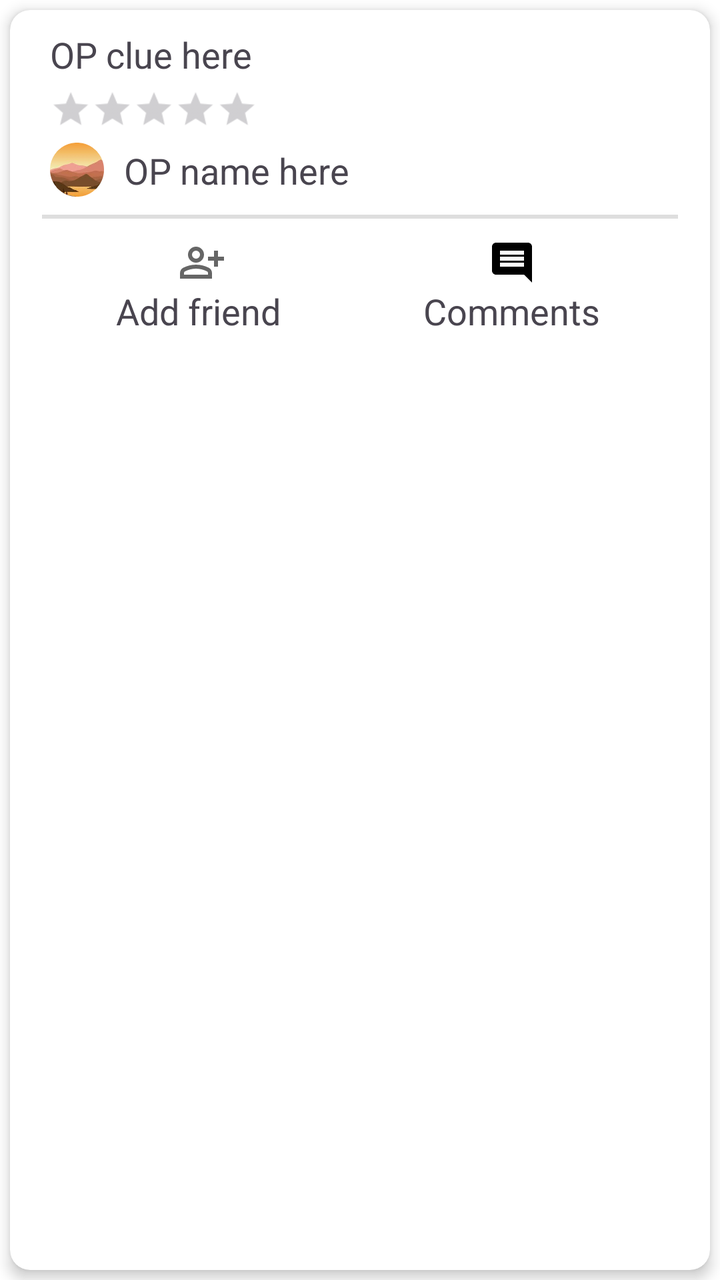
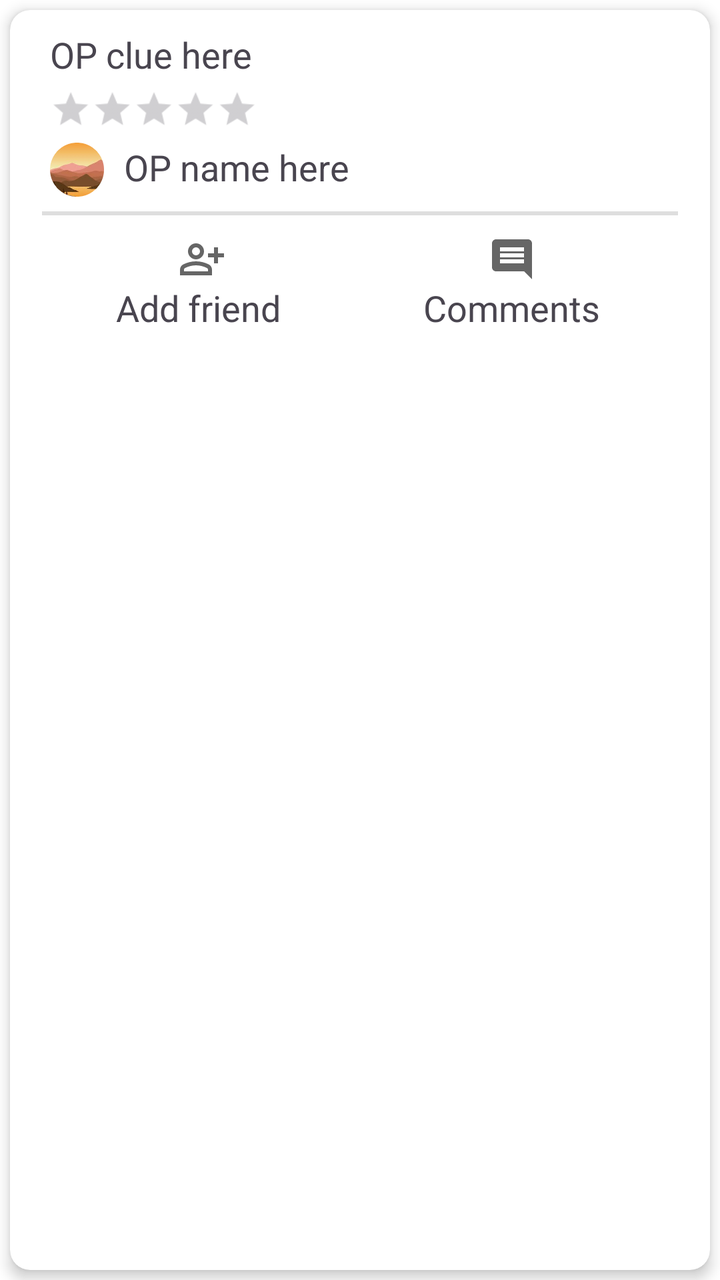

Compare the two renders of this Android layout. The source of the first and the diff that turns it into the second are given below.
<!-- AndroidManifest.xml: application theme Theme.TheApp -->
<!-- res/layout/post_preview.xml -->
<?xml version="1.0" encoding="utf-8"?>
<LinearLayout xmlns:android="http://schemas.android.com/apk/res/android"
    android:layout_width="match_parent"
    android:layout_height="wrap_content"
    xmlns:app="http://schemas.android.com/apk/res-auto">

    <androidx.cardview.widget.CardView
        android:layout_width="match_parent"
        android:layout_height="match_parent"
        app:cardCornerRadius="10dp"
        android:layout_margin="5dp"
        app:cardElevation="4dp"
        android:clickable="false"
        android:focusable="false"
        android:foreground="?attr/selectableItemBackground">

        <RelativeLayout
            android:layout_width="match_parent"
            android:layout_height="match_parent"
            android:orientation="vertical">

            <TextView
                android:id="@+id/postClue"
                android:layout_width="match_parent"
                android:layout_height="wrap_content"
                android:textSize="18sp"
                android:text="@string/default_op_clue"
                android:layout_marginStart="20dp"
                android:layout_marginEnd="20dp"
                android:layout_marginTop="10dp"
                android:maxLines="2"/>

            <RatingBar
                android:layout_width="wrap_content"
                android:layout_height="wrap_content"
                android:layout_below="@id/postClue"
                android:layout_marginStart="20dp"
                android:layout_marginTop="5dp"
                style="?android:attr/ratingBarStyleSmall"
                android:scaleX="1.3"
                android:scaleY="1.3"
                android:transformPivotX="0dp"
                android:transformPivotY="0dp"
                android:id="@+id/postRatingStars"
                android:stepSize="0.5"
                android:isIndicator="true"/>

            <ImageView
                android:id="@+id/postOPPic"
                android:layout_width="27dp"
                android:layout_height="27dp"
                android:layout_marginTop="11dp"
                android:layout_below="@id/postRatingStars"
                android:layout_marginStart="20dp"
                android:src="@drawable/ic_profile"/>

            <TextView
                android:id="@+id/postOP"
                android:layout_below="@id/postRatingStars"
                android:layout_toEndOf="@id/postOPPic"
                android:layout_width="match_parent"
                android:layout_height="wrap_content"
                android:focusable="true"
                android:clickable="true"
                android:textSize="18sp"
                android:text="@string/default_op_name"
                android:layout_marginTop="12.5dp"
                android:layout_marginStart="10dp"
                android:layout_marginEnd="100dp" />






















            <ImageView
                android:id="@+id/divHorizontal"
                android:layout_width="match_parent"
                android:layout_height="2dp"
                android:layout_below="@id/postOP"
                android:layout_marginTop="10dp"
                android:src="@color/divider_color"
                android:layout_marginHorizontal="16dp"/>

            <ImageView
                android:id="@+id/addFriendImage"
                android:clickable="true"
                android:focusable="true"
                android:layout_width="24dp"
                android:layout_height="24dp"
                android:layout_marginStart="84dp"
                android:src="@drawable/ic_add_friend"
                android:layout_below="@id/divHorizontal"
                android:layout_marginTop="10dp"/>

            <TextView
                android:id="@+id/addFriendText"
                android:layout_width="wrap_content"
                android:layout_height="wrap_content"
                android:textSize="18sp"
                android:layout_marginBottom="10dp"
                android:layout_marginStart="53dp"
                android:layout_below="@id/addFriendImage"
                android:text="@string/add_friend"/>

            <ImageView
                android:id="@+id/commentImage"
                android:clickable="true"
                android:focusable="true"
                android:layout_width="24dp"
                android:layout_height="24dp"
                android:layout_alignParentEnd="true"
                android:layout_marginEnd="87dp"
                android:src="@drawable/baseline_comment_24"
                android:layout_below="@id/divHorizontal"
                android:layout_marginTop="10dp"/>

            <TextView
                android:layout_width="wrap_content"
                android:layout_height="wrap_content"
                android:textSize="18sp"
                android:layout_alignParentEnd="true"
                android:layout_marginBottom="10dp"
                android:layout_marginEnd="55dp"
                android:layout_below="@id/commentImage"
                android:text="@string/comment_button"/>

        </RelativeLayout>

    </androidx.cardview.widget.CardView>

</LinearLayout>
<!-- resources referenced by this layout -->
<resources>
  <color name="divider_color">#DEDEDE</color>
  <!-- drawable baseline_comment_24 (drawable) -->
  <vector xmlns:android="http://schemas.android.com/apk/res/android" android:autoMirrored="true" android:height="24dp" android:tint="#000000" android:viewportHeight="24" android:viewportWidth="24" android:width="24dp">
        
      <path android:fillColor="@android:color/white" android:pathData="M21.99,4c0,-1.1 -0.89,-2 -1.99,-2L4,2c-1.1,0 -2,0.9 -2,2v12c0,1.1 0.9,2 2,2h14l4,4 -0.01,-18zM18,14L6,14v-2h12v2zM18,11L6,11L6,9h12v2zM18,8L6,8L6,6h12v2z"/>
      
  </vector>
  <!-- drawable ic_add_friend (drawable-anydpi) -->
  <vector xmlns:android="http://schemas.android.com/apk/res/android"
      android:width="24dp"
      android:height="24dp"
      android:viewportWidth="960"
      android:viewportHeight="960"
      android:tint="@color/primary"
      android:alpha="0.6">
    <path
        android:fillColor="@android:color/white"
        android:pathData="M720,560L720,440L600,440L600,360L720,360L720,240L800,240L800,360L920,360L920,440L800,440L800,560L720,560ZM247,433Q200,386 200,320Q200,254 247,207Q294,160 360,160Q426,160 473,207Q520,254 520,320Q520,386 473,433Q426,480 360,480Q294,480 247,433ZM40,800L40,688Q40,654 57.5,625.5Q75,597 104,582Q166,551 230,535.5Q294,520 360,520Q426,520 490,535.5Q554,551 616,582Q645,597 662.5,625.5Q680,654 680,688L680,800L40,800ZM120,720L600,720L600,688Q600,677 594.5,668Q589,659 580,654Q526,627 471,613.5Q416,600 360,600Q304,600 249,613.5Q194,627 140,654Q131,659 125.5,668Q120,677 120,688L120,720ZM416.5,376.5Q440,353 440,320Q440,287 416.5,263.5Q393,240 360,240Q327,240 303.5,263.5Q280,287 280,320Q280,353 303.5,376.5Q327,400 360,400Q393,400 416.5,376.5ZM360,320Q360,320 360,320Q360,320 360,320Q360,320 360,320Q360,320 360,320Q360,320 360,320Q360,320 360,320Q360,320 360,320Q360,320 360,320ZM360,720L360,720Q360,720 360,720Q360,720 360,720Q360,720 360,720Q360,720 360,720Q360,720 360,720Q360,720 360,720Q360,720 360,720Q360,720 360,720L360,720Z"/>
  </vector>
  <!-- drawable ic_profile (drawable) -->
  <?xml version="1.0" encoding="utf-8"?>
  <bitmap xmlns:android="http://schemas.android.com/apk/res/android"
      android:src="@drawable/cropped_circle_image"
      android:gravity="center">
  
  </bitmap>
  <string name="add_friend">Add friend</string>
  <string name="comment_button">Comments</string>
  <string name="default_op_clue">OP clue here</string>
  <string name="default_op_name">OP name here</string>
  <style name="Theme.TheApp" parent="Base.Theme.TheApp">
          
          <item name="android:navigationBarColor">@android:color/transparent</item>
          <item name="android:statusBarColor">@android:color/transparent</item>
          <item name="android:windowLightStatusBar">?attr/isLightTheme</item>
      </style>
  <color name="primary">#000000</color>
  <!-- drawable cropped_circle_image: png bitmap (drawable, 21187 bytes) -->
  <style name="Base.Theme.TheApp" parent="Theme.Material3.DayNight.NoActionBar">
          
          
          <item name="colorSurface">@color/nav_view</item>
          <item name="colorOnBackground">@color/nav_view</item>
          <item name="android:colorBackground">@color/nav_view</item>
          <item name="colorPrimary">@color/primary</item>
          <item name="colorOnPrimary">@color/on_primary</item>
      </style>
  <color name="nav_view">#FFFFFF</color>
  <color name="on_primary">#FFFFFF</color>
</resources>

<!-- the commit's change to res/layout/post_preview.xml (unified diff, before → after) -->
@@ -5,6 +5,7 @@
     xmlns:app="http://schemas.android.com/apk/res-auto">
 
     <androidx.cardview.widget.CardView
+
         android:layout_width="match_parent"
         android:layout_height="match_parent"
         app:cardCornerRadius="10dp"
@@ -28,7 +29,7 @@
                 android:layout_marginStart="20dp"
                 android:layout_marginEnd="20dp"
                 android:layout_marginTop="10dp"
-                android:maxLines="2"/>
+                android:maxLines="1"/>
 
             <RatingBar
                 android:layout_width="wrap_content"
@@ -60,11 +61,9 @@
                 android:layout_toEndOf="@id/postOPPic"
                 android:layout_width="match_parent"
                 android:layout_height="wrap_content"
-                android:focusable="true"
-                android:clickable="true"
                 android:textSize="18sp"
                 android:text="@string/default_op_name"
-                android:layout_marginTop="12.5dp"
+                android:layout_marginTop="11dp"
                 android:layout_marginStart="10dp"
                 android:layout_marginEnd="100dp" />
 
@@ -127,11 +126,12 @@
                 android:layout_height="24dp"
                 android:layout_alignParentEnd="true"
                 android:layout_marginEnd="87dp"
-                android:src="@drawable/baseline_comment_24"
+                android:src="@drawable/ic_comment"
                 android:layout_below="@id/divHorizontal"
                 android:layout_marginTop="10dp"/>
 
             <TextView
+                android:id="@+id/commentText"
                 android:layout_width="wrap_content"
                 android:layout_height="wrap_content"
                 android:textSize="18sp"
<!-- resource entries referenced after the edit -->
@@ -1,12 +1,6 @@
 <!-- resources referenced by this layout -->
 <resources>
   <color name="divider_color">#DEDEDE</color>
-  <!-- drawable baseline_comment_24 (drawable) -->
-  <vector xmlns:android="http://schemas.android.com/apk/res/android" android:autoMirrored="true" android:height="24dp" android:tint="#000000" android:viewportHeight="24" android:viewportWidth="24" android:width="24dp">
-        
-      <path android:fillColor="@android:color/white" android:pathData="M21.99,4c0,-1.1 -0.89,-2 -1.99,-2L4,2c-1.1,0 -2,0.9 -2,2v12c0,1.1 0.9,2 2,2h14l4,4 -0.01,-18zM18,14L6,14v-2h12v2zM18,11L6,11L6,9h12v2zM18,8L6,8L6,6h12v2z"/>
-      
-  </vector>
   <!-- drawable ic_add_friend (drawable-anydpi) -->
   <vector xmlns:android="http://schemas.android.com/apk/res/android"
       android:width="24dp"
@@ -18,6 +12,19 @@
     <path
         android:fillColor="@android:color/white"
         android:pathData="M720,560L720,440L600,440L600,360L720,360L720,240L800,240L800,360L920,360L920,440L800,440L800,560L720,560ZM247,433Q200,386 200,320Q200,254 247,207Q294,160 360,160Q426,160 473,207Q520,254 520,320Q520,386 473,433Q426,480 360,480Q294,480 247,433ZM40,800L40,688Q40,654 57.5,625.5Q75,597 104,582Q166,551 230,535.5Q294,520 360,520Q426,520 490,535.5Q554,551 616,582Q645,597 662.5,625.5Q680,654 680,688L680,800L40,800ZM120,720L600,720L600,688Q600,677 594.5,668Q589,659 580,654Q526,627 471,613.5Q416,600 360,600Q304,600 249,613.5Q194,627 140,654Q131,659 125.5,668Q120,677 120,688L120,720ZM416.5,376.5Q440,353 440,320Q440,287 416.5,263.5Q393,240 360,240Q327,240 303.5,263.5Q280,287 280,320Q280,353 303.5,376.5Q327,400 360,400Q393,400 416.5,376.5ZM360,320Q360,320 360,320Q360,320 360,320Q360,320 360,320Q360,320 360,320Q360,320 360,320Q360,320 360,320Q360,320 360,320Q360,320 360,320ZM360,720L360,720Q360,720 360,720Q360,720 360,720Q360,720 360,720Q360,720 360,720Q360,720 360,720Q360,720 360,720Q360,720 360,720Q360,720 360,720L360,720Z"/>
+  </vector>
+  <!-- drawable ic_comment (drawable-anydpi) -->
+  <vector xmlns:android="http://schemas.android.com/apk/res/android"
+      android:width="24dp"
+      android:height="24dp"
+      android:viewportWidth="24"
+      android:viewportHeight="24"
+      android:tint="@color/primary"
+      android:alpha="0.6"
+      android:autoMirrored="true">
+    <path
+        android:fillColor="@android:color/white"
+        android:pathData="M21.99,4c0,-1.1 -0.89,-2 -1.99,-2L4,2c-1.1,0 -2,0.9 -2,2v12c0,1.1 0.9,2 2,2h14l4,4 -0.01,-18zM18,14L6,14v-2h12v2zM18,11L6,11L6,9h12v2zM18,8L6,8L6,6h12v2z"/>
   </vector>
   <!-- drawable ic_profile (drawable) -->
   <?xml version="1.0" encoding="utf-8"?>
